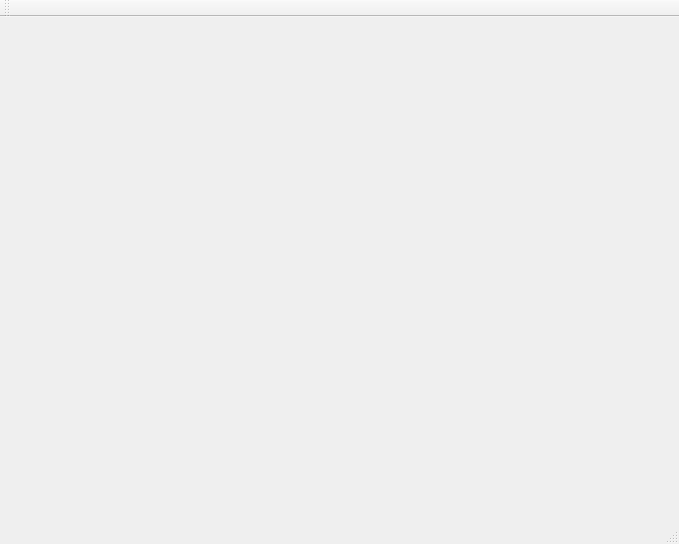
The window that testvideowidget/mainwindow.ui (Etersoft/vargus-viewer) describes before a commit, drawn with Qt 5.
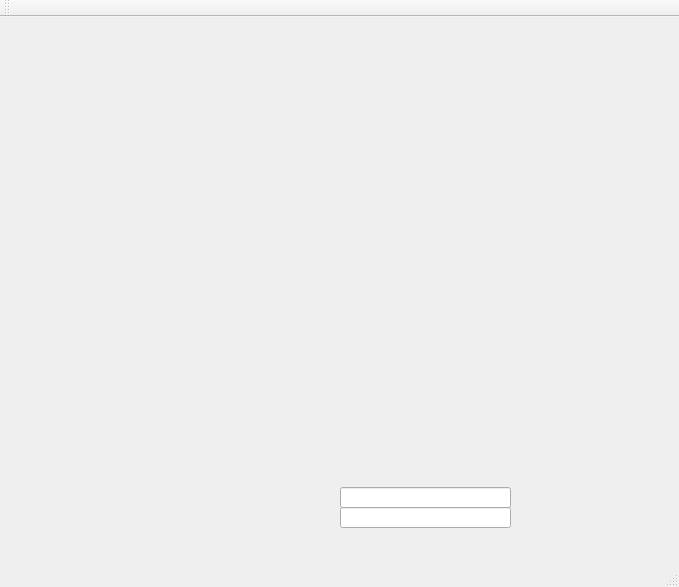
The same window after the commit. Custom widgets are drawn as their Qt base class.

Commit message: Add test for drag from button.

The edit to the form file:
```diff
--- a/testvideowidget/mainwindow.ui
+++ b/testvideowidget/mainwindow.ui
@@ -7,7 +7,7 @@
     <x>0</x>
     <y>0</y>
     <width>679</width>
-    <height>544</height>
+    <height>587</height>
    </rect>
   </property>
   <property name="windowTitle">
@@ -58,6 +58,26 @@
     </property>
     <layout class="QGridLayout" name="gridLayout_4"/>
    </widget>
+   <widget class="DragTextEdit" name="lineEdit">
+    <property name="geometry">
+     <rect>
+      <x>340</x>
+      <y>470</y>
+      <width>171</width>
+      <height>21</height>
+     </rect>
+    </property>
+   </widget>
+   <widget class="DragTextEdit" name="lineEdit_2">
+    <property name="geometry">
+     <rect>
+      <x>340</x>
+      <y>490</y>
+      <width>171</width>
+      <height>21</height>
+     </rect>
+    </property>
+   </widget>
   </widget>
   <widget class="QMenuBar" name="menuBar">
    <property name="geometry">
@@ -80,6 +100,13 @@
   <widget class="QStatusBar" name="statusBar"/>
  </widget>
  <layoutdefault spacing="6" margin="11"/>
+ <customwidgets>
+  <customwidget>
+   <class>DragTextEdit</class>
+   <extends>QLineEdit</extends>
+   <header>dragtextedit.h</header>
+  </customwidget>
+ </customwidgets>
  <resources/>
  <connections/>
 </ui>
```
The commit also changes 4 other files.
